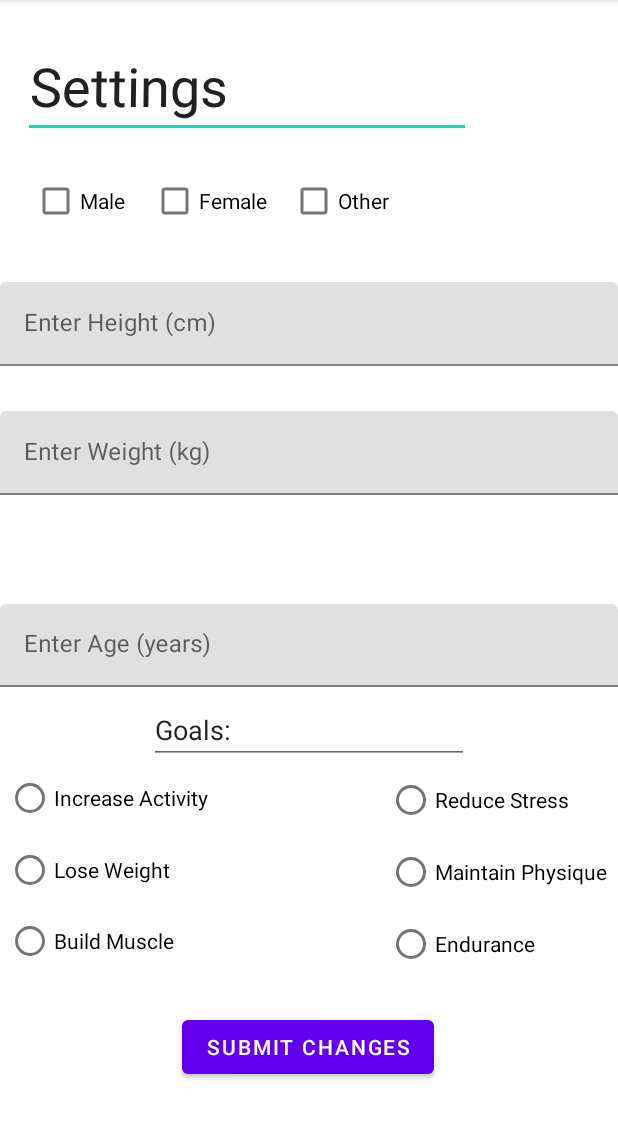
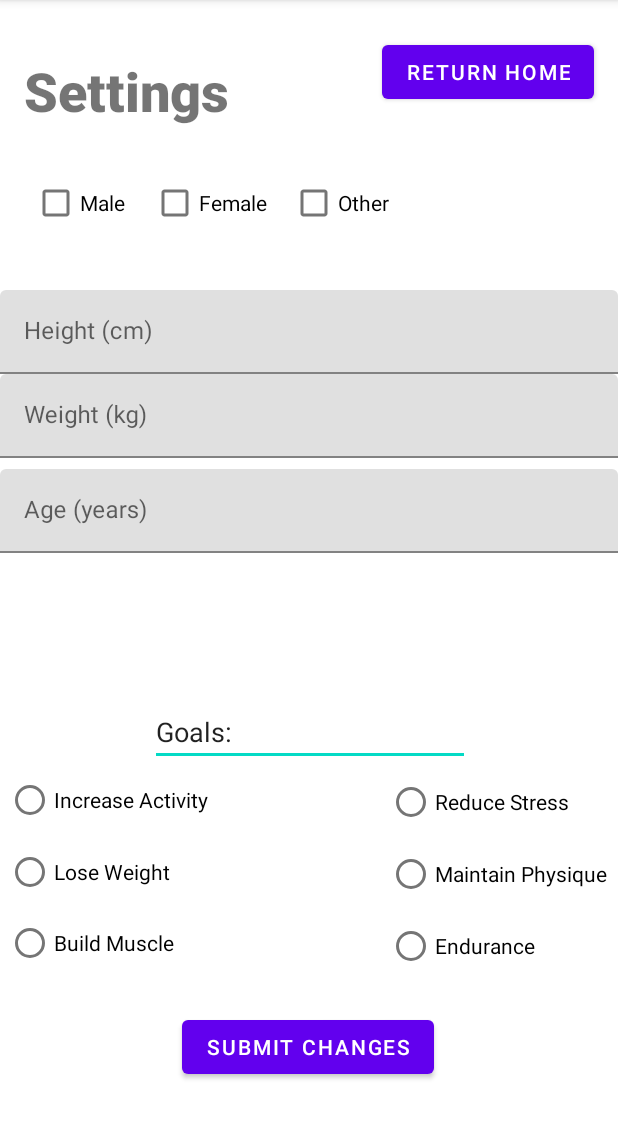
Before and after one commit to aryanmhaskar/FitnessAppTalon540, an Android app: the SettingsActivity screen opened directly, with no data from a screen before it, on a phone screen of 412 x 824 dp, the part 84-1223 px from its top. Run offline under Robolectric (Android 15) with nearby library versions, the phone set to English and light mode, and no system bars.

Commit message:
Created GUI for settings

```diff
--- a/app/src/main/res/layout/activity_settings.xml
+++ b/app/src/main/res/layout/activity_settings.xml
@@ -5,103 +5,35 @@
     android:id="@+id/constraint"
     android:layout_width="match_parent"
     android:layout_height="match_parent"
-    tools:context=".MainActivity">
-
-    <EditText
-        android:id="@+id/textSettings"
-        android:layout_width="297dp"
-        android:layout_height="0dp"
-        android:layout_marginStart="16dp"
-        android:layout_marginTop="24dp"
-        android:layout_marginBottom="96dp"
-        android:ems="10"
-        android:inputType="textPersonName"
-        android:rotationX="4"
-        android:text="Settings"
-        android:textSize="36sp"
-        app:layout_constraintBottom_toTopOf="@+id/heightLayout"
-        app:layout_constraintStart_toStartOf="parent"
-        app:layout_constraintTop_toTopOf="parent" />
+    tools:context=".SettingsActivity">
 
     <Button
         android:id="@+id/submit_settings_button"
         android:layout_width="wrap_content"
         android:layout_height="wrap_content"
         android:layout_marginBottom="46dp"
+        android:onClick="registerValues"
         android:text="Submit Changes"
         app:layout_constraintBottom_toBottomOf="parent"
         app:layout_constraintEnd_toEndOf="parent"
         app:layout_constraintHorizontal_bias="0.497"
-        app:layout_constraintStart_toStartOf="parent"
-        app:layout_constraintTop_toBottomOf="@+id/textSettings"
-        app:layout_constraintVertical_bias="1.0" />
-
-    <com.google.android.material.textfield.TextInputLayout
-        android:id="@+id/heightLayout"
-        android:layout_width="0dp"
-        android:layout_height="wrap_content"
-        android:layout_marginTop="188dp"
-        android:layout_marginBottom="30dp"
-        app:layout_constraintBottom_toTopOf="@+id/weightLayout"
-        app:layout_constraintEnd_toEndOf="parent"
-        app:layout_constraintStart_toStartOf="parent"
-        app:layout_constraintTop_toTopOf="parent">
-
-        <com.google.android.material.textfield.TextInputEditText
-            android:id="@+id/heightInput"
-            android:layout_width="match_parent"
-            android:layout_height="wrap_content"
-            android:hint="Enter Height (cm)" />
-    </com.google.android.material.textfield.TextInputLayout>
-
-    <com.google.android.material.textfield.TextInputLayout
-        android:id="@+id/weightLayout"
-        android:layout_width="0dp"
-        android:layout_height="0dp"
-        android:layout_marginBottom="405dp"
-        app:layout_constraintBottom_toBottomOf="parent"
-        app:layout_constraintEnd_toEndOf="parent"
-        app:layout_constraintStart_toStartOf="parent"
-        app:layout_constraintTop_toBottomOf="@+id/heightLayout">
-
-        <com.google.android.material.textfield.TextInputEditText
-            android:id="@+id/weightInput"
-            android:layout_width="match_parent"
-            android:layout_height="wrap_content"
-            android:hint="Enter Weight (kg)" />
-
-    </com.google.android.material.textfield.TextInputLayout>
-
-    <com.google.android.material.textfield.TextInputLayout
-        android:id="@+id/ageLayout"
-        android:layout_width="0dp"
-        android:layout_height="wrap_content"
-        android:layout_marginTop="40dp"
-        app:layout_constraintEnd_toEndOf="parent"
-        app:layout_constraintStart_toStartOf="parent"
-        app:layout_constraintTop_toBottomOf="@+id/weightLayout">
-
-        <com.google.android.material.textfield.TextInputEditText
-            android:id="@+id/ageInput"
-            android:layout_width="match_parent"
-            android:layout_height="55dp"
-            android:hint="Enter Age (years)" />
-    </com.google.android.material.textfield.TextInputLayout>
+        app:layout_constraintStart_toStartOf="parent" />
 
     <EditText
         android:id="@+id/textGoals"
         android:layout_width="wrap_content"
         android:layout_height="wrap_content"
-        android:layout_marginTop="6dp"
+        android:layout_marginBottom="257dp"
         android:ems="10"
         android:inputType="textPersonName"
         android:text="Goals:"
+        app:layout_constraintBottom_toBottomOf="parent"
         app:layout_constraintEnd_toEndOf="parent"
-        app:layout_constraintStart_toStartOf="parent"
-        app:layout_constraintTop_toBottomOf="@+id/ageLayout" />
+        app:layout_constraintHorizontal_bias="0.502"
+        app:layout_constraintStart_toStartOf="parent" />
 
     <RadioButton
-        android:id="@+id/radioButton7"
+        android:id="@+id/activity_button"
         android:layout_width="wrap_content"
         android:layout_height="wrap_content"
         android:layout_marginStart="4dp"
@@ -111,46 +43,46 @@
         app:layout_constraintTop_toTopOf="@+id/textGoals" />
 
     <RadioButton
-        android:id="@+id/radioButton8"
+        android:id="@+id/weight_button"
         android:layout_width="wrap_content"
         android:layout_height="wrap_content"
         android:text="Lose Weight"
-        app:layout_constraintStart_toStartOf="@+id/radioButton7"
-        app:layout_constraintTop_toBottomOf="@+id/radioButton7" />
+        app:layout_constraintStart_toStartOf="@+id/activity_button"
+        app:layout_constraintTop_toBottomOf="@+id/activity_button" />
 
     <RadioButton
-        android:id="@+id/radioButton9"
+        android:id="@+id/muscle_button"
         android:layout_width="wrap_content"
         android:layout_height="wrap_content"
         android:layout_marginTop="47dp"
         android:text="Build Muscle"
-        app:layout_constraintStart_toStartOf="@+id/radioButton8"
-        app:layout_constraintTop_toTopOf="@+id/radioButton8" />
+        app:layout_constraintStart_toStartOf="@+id/weight_button"
+        app:layout_constraintTop_toTopOf="@+id/weight_button" />
 
     <RadioButton
-        android:id="@+id/radioButton10"
+        android:id="@+id/stress_button"
         android:layout_width="wrap_content"
         android:layout_height="wrap_content"
         android:text="Reduce Stress"
-        app:layout_constraintStart_toStartOf="@+id/radioButton11"
+        app:layout_constraintStart_toStartOf="@+id/physique_button"
         app:layout_constraintTop_toBottomOf="@+id/textGoals" />
 
     <RadioButton
-        android:id="@+id/radioButton11"
+        android:id="@+id/physique_button"
         android:layout_width="wrap_content"
         android:layout_height="wrap_content"
         android:layout_marginEnd="7dp"
         android:text="Maintain Physique"
         app:layout_constraintEnd_toEndOf="parent"
-        app:layout_constraintTop_toBottomOf="@+id/radioButton10" />
+        app:layout_constraintTop_toBottomOf="@+id/stress_button" />
 
     <RadioButton
-        android:id="@+id/radioButton12"
+        android:id="@+id/endurance_button"
         android:layout_width="wrap_content"
         android:layout_height="wrap_content"
         android:text="Endurance"
-        app:layout_constraintStart_toStartOf="@+id/radioButton11"
-        app:layout_constraintTop_toBottomOf="@+id/radioButton11" />
+        app:layout_constraintStart_toStartOf="@+id/physique_button"
+        app:layout_constraintTop_toBottomOf="@+id/physique_button" />
 
     <CheckBox
         android:id="@+id/checkBox"
@@ -166,10 +98,10 @@
         android:layout_width="wrap_content"
         android:layout_height="wrap_content"
         android:layout_marginStart="17dp"
-        android:layout_marginTop="18dp"
+        android:layout_marginBottom="34dp"
         android:text="Female"
-        app:layout_constraintStart_toEndOf="@+id/checkBox"
-        app:layout_constraintTop_toBottomOf="@+id/textSettings" />
+        app:layout_constraintBottom_toTopOf="@+id/textInputLayout"
+        app:layout_constraintStart_toEndOf="@+id/checkBox" />
 
     <CheckBox
         android:id="@+id/checkBox3"
@@ -180,4 +112,80 @@
         app:layout_constraintBaseline_toBaselineOf="@+id/checkBox2"
         app:layout_constraintStart_toEndOf="@+id/checkBox2" />
 
+    <Button
+        android:id="@+id/button"
+        android:layout_width="wrap_content"
+        android:layout_height="wrap_content"
+        android:layout_marginTop="24dp"
+        android:layout_marginEnd="16dp"
+        android:onClick="openHome"
+        android:text="Return Home"
+        app:layout_constraintEnd_toEndOf="parent"
+        app:layout_constraintStart_toEndOf="@+id/textView"
+        app:layout_constraintTop_toTopOf="parent"
+        tools:ignore="OnClick" />
+
+    <TextView
+        android:id="@+id/textView"
+        android:layout_width="0dp"
+        android:layout_height="0dp"
+        android:layout_marginStart="16dp"
+        android:layout_marginTop="12dp"
+        android:layout_marginEnd="56dp"
+        android:layout_marginBottom="16dp"
+        android:fontFamily="sans-serif-black"
+        android:text="Settings"
+        android:textSize="36sp"
+        app:layout_constraintBottom_toTopOf="@+id/checkBox"
+        app:layout_constraintEnd_toStartOf="@+id/button"
+        app:layout_constraintStart_toStartOf="parent"
+        app:layout_constraintTop_toTopOf="@+id/button" />
+
+    <com.google.android.material.textfield.TextInputLayout
+        android:id="@+id/textInputLayout"
+        android:layout_width="0dp"
+        android:layout_height="wrap_content"
+        android:layout_marginTop="193dp"
+        app:layout_constraintEnd_toEndOf="parent"
+        app:layout_constraintStart_toStartOf="parent"
+        app:layout_constraintTop_toTopOf="parent">
+
+        <com.google.android.material.textfield.TextInputEditText
+            android:id="@+id/heightInput"
+            android:layout_width="match_parent"
+            android:layout_height="wrap_content"
+            android:hint="Height (cm)" />
+    </com.google.android.material.textfield.TextInputLayout>
+
+    <com.google.android.material.textfield.TextInputLayout
+        android:id="@+id/textInputLayout2"
+        android:layout_width="0dp"
+        android:layout_height="wrap_content"
+        app:layout_constraintEnd_toEndOf="parent"
+        app:layout_constraintStart_toStartOf="parent"
+        app:layout_constraintTop_toBottomOf="@+id/textInputLayout">
+
+        <com.google.android.material.textfield.TextInputEditText
+            android:id="@+id/weightInput"
+            android:layout_width="match_parent"
+            android:layout_height="wrap_content"
+            android:hint="Weight (kg)" />
+    </com.google.android.material.textfield.TextInputLayout>
+
+    <com.google.android.material.textfield.TextInputLayout
+        android:id="@+id/textInputLayout3"
+        android:layout_width="0dp"
+        android:layout_height="wrap_content"
+        android:layout_marginTop="7dp"
+        app:layout_constraintEnd_toEndOf="parent"
+        app:layout_constraintStart_toStartOf="parent"
+        app:layout_constraintTop_toBottomOf="@+id/textInputLayout2">
+
+        <com.google.android.material.textfield.TextInputEditText
+            android:id="@+id/ageInput"
+            android:layout_width="match_parent"
+            android:layout_height="wrap_content"
+            android:hint="Age (years)" />
+    </com.google.android.material.textfield.TextInputLayout>
+
 </androidx.constraintlayout.widget.ConstraintLayout>
```
